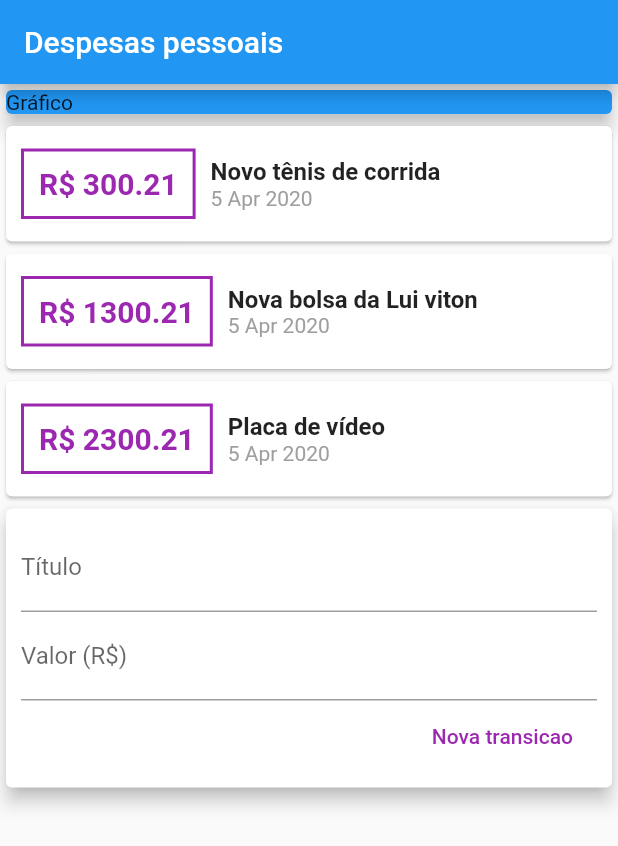
After one commit to thainan76/App-Flutter-Despesas, a Flutter app: the screen it shows after launch, on a phone screen of 412 x 824 dp. The commit adds this screen. Shown: the top 846 px of the screen. Run offline on Flutter 3.47's test engine with Material 2 defaults, Android fonts, the phone set to English and light mode, and no system bars.

Commit message:
Add transactions

```diff
--- /dev/null
+++ b/lib/components/transactions_form.dart
@@ -0,0 +1,47 @@
+import 'package:flutter/material.dart';
+
+class TransactionsForm extends StatelessWidget {
+
+  final titleController = TextEditingController();
+  final valueController = TextEditingController();
+  var value = 0;
+
+  @override
+  Widget build(BuildContext context) {
+    return Container(
+      child: Card(
+            elevation: 5,
+            child: Padding(
+              padding: const EdgeInsets.all(10.0),
+              child: Column(
+                children: <Widget>[
+                  TextField(
+                    controller: titleController,
+                    decoration: InputDecoration(
+                      labelText: 'Título',
+                    ),
+                  ),
+                  TextField(
+                    controller: valueController,
+                    onChanged: (newValue) => value = newValue as int,
+                    decoration: InputDecoration(
+                      labelText: 'Valor (R\$)',
+                    ),
+                  ),
+                  Row(
+                    mainAxisAlignment: MainAxisAlignment.end,
+                    children: <Widget>[
+                      FlatButton(
+                        textColor: Colors.purple,
+                        onPressed: (){},
+                        child: Text('Nova transicao')
+                      ),
+                    ],
+                  )
+                ]
+              ),
+            ),
+          ),
+    );
+  }
+}
--- /dev/null
+++ b/lib/components/transactions_list.dart
@@ -0,0 +1,66 @@
+import 'package:app_despesas_flutter/models/transaction.dart';
+import 'package:flutter/material.dart';
+import 'package:intl/intl.dart';
+
+class TransactionsList extends StatelessWidget {
+
+  List<Transaction> transaction;
+
+  TransactionsList(this.transaction);
+
+  @override
+  Widget build(BuildContext context) {
+    return Container(
+      child: Column(
+            children: transaction.map((tr) {
+              return Card(
+                child: Row(
+                  children: <Widget>[
+                    Container(
+                      margin: EdgeInsets.symmetric(
+                        horizontal: 10,
+                        vertical: 15
+                      ),
+                      decoration: BoxDecoration(
+                        border: Border.all(
+                          color: Colors.purple,
+                          width: 2,
+                        )
+                      ),
+                      padding: EdgeInsets.all(10),
+                      child: Text(
+                          'R\$ ${tr.value.toStringAsFixed(2)}',
+                          style: TextStyle(
+                            fontWeight: FontWeight.bold,
+                            fontSize: 20,
+                            color: Colors.purple,
+                          )
+                      ),
+                    ),
+                    Column(
+                      crossAxisAlignment: CrossAxisAlignment.start,
+                      children: <Widget> [
+                        Text(
+                          tr.title,
+                          style: TextStyle(
+                            fontSize: 16,
+                            fontWeight: FontWeight.bold,
+                          ),
+                        ),
+                        Text(
+                          DateFormat('d MMM y').format(tr.date),
+                          style: TextStyle(
+                            color: Colors.grey
+                          ),
+                        ),
+                      ]
+                    )
+                  ],
+                ),
+              );
+            }).toList(),
+          ),
+
+    );
+  }
+}
--- /dev/null
+++ b/lib/components/transactions_user.dart
@@ -0,0 +1,44 @@
+import 'package:app_despesas_flutter/models/transaction.dart';
+import 'package:flutter/material.dart';
+import 'transactions_form.dart';
+import 'transactions_list.dart';
+
+
+class TransactionsUser extends StatefulWidget {
+  @override
+  _TransactionsUserState createState() => _TransactionsUserState();
+}
+
+class _TransactionsUserState extends State<TransactionsUser> {
+
+  final _transactions = [
+    Transaction(
+      id: 't1',
+      title: 'Novo tênis de corrida',
+      value: 300.21,
+      date: DateTime.now(),
+    ),
+    Transaction(
+      id: 't2',
+      title: 'Nova bolsa da Lui viton',
+      value: 1300.21,
+      date: DateTime.now(),
+    ),
+    Transaction(
+      id: 't3',
+      title: 'Placa de vídeo',
+      value: 2300.21,
+      date: DateTime.now(),
+    ),
+  ];
+
+  @override
+  Widget build(BuildContext context) {
+    return Column(
+      children: <Widget>[
+        TransactionsList(_transactions),
+        TransactionsForm(),
+      ],
+    );
+  }
+}
```
Also changed, not shown: lib/main.dart (+2 -109 lines).
